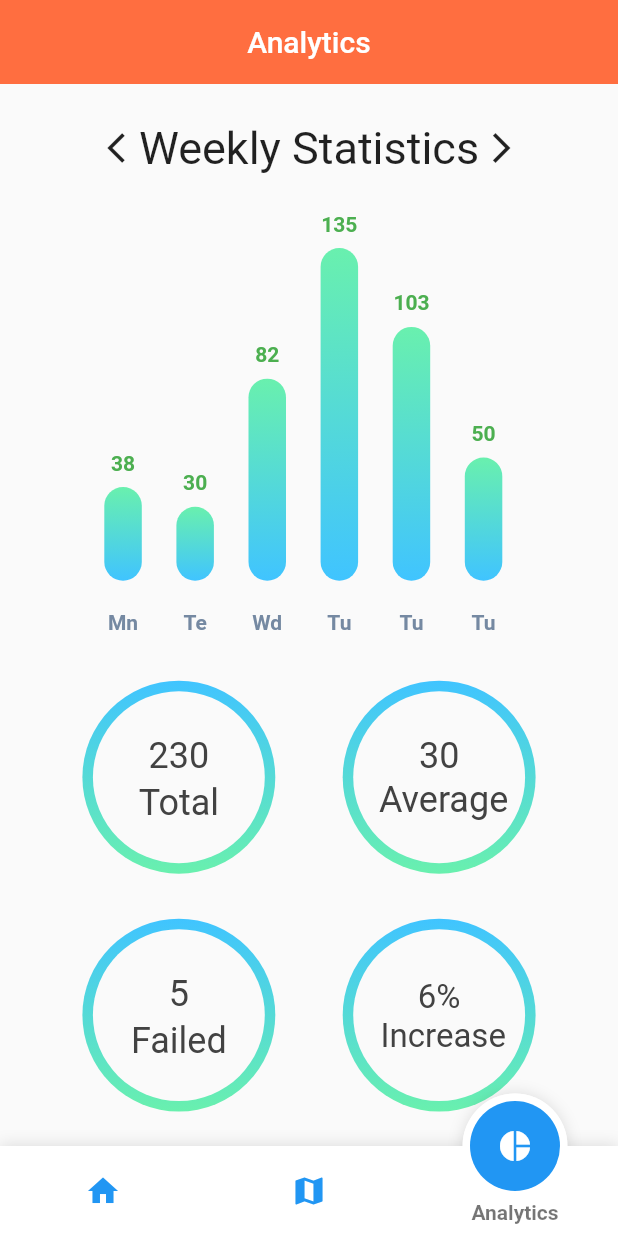
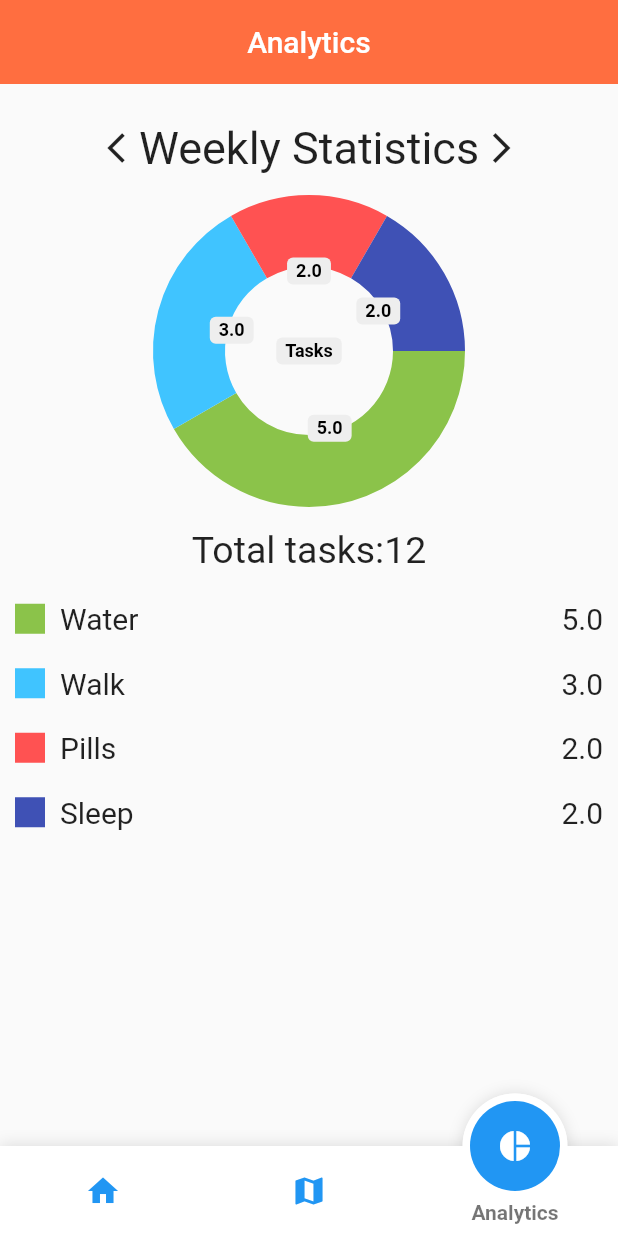
Before and after one commit to samiraliyev573/bchacks2021-juniorhelp, a Flutter app: the screen it shows after launch, item 3 of the bottom bar chosen, after a tap on the "arrow back ios" icon, on a phone screen of 412 x 824 dp. Run offline on Flutter 3.47's test engine with Material 2 defaults, Android fonts, the phone set to English and light mode, and no system bars; drawn by our look-alikes of fancy_bottom_navigation, fl_chart, pie_chart; our stand-ins replace cloud_firestore, firebase_core, flutter_datetime_picker, geolocator, google_maps_flutter; accounts and stored records are empty.

Commit message:
Pie Chart

```diff
--- a/juniorhelp/lib/screens/statistics.dart
+++ b/juniorhelp/lib/screens/statistics.dart
@@ -1,5 +1,6 @@
 import 'package:flutter/material.dart';
 import 'package:fl_chart/fl_chart.dart';
+import 'package:pie_chart/pie_chart.dart' as pc;
 
 class Statistics extends StatefulWidget{
   @override
@@ -142,34 +143,8 @@ class _StatisticsState extends State<Statistics> {
   }
 
   Widget barChart(){
-    return Column(
+    return  Column(
               children: [
-          Padding(
-            padding: EdgeInsets.only(top:25),
-            child: Row(
-                mainAxisAlignment: MainAxisAlignment.center,
-                children:[
-                  GestureDetector(
-                    onTap: () => page+1,
-                    child: Icon(Icons.arrow_back_ios_sharp),
-                  ),
-                  SizedBox(width:3),
-                  Text(
-                    "Weekly Statistics",
-                    style: TextStyle(
-                        fontSize: 30
-                    ),
-                  ),
-                  SizedBox(width:3),
-                  GestureDetector(
-                    onTap: () => page+1,
-                    child: Icon(
-                      Icons.arrow_forward_ios_sharp,
-                    ),
-                  )
-                ]
-            ),
-          ),
                 Row(
                 children: [
                   SizedBox(width:13),
@@ -330,8 +305,68 @@ class _StatisticsState extends State<Statistics> {
           );
   }
 
-  Widget pieChart(){
-    return Text("Gehbe");
+  Widget pieChartW(){
+    Map<String, double> dataMap = {
+      "Water": 5,
+      "Walk": 3,
+      "Pills": 2,
+      "Sleep": 2,
+    };
+    List<String> toDos = ["Water","Walk","Pills","Sleep"];
+    List<Color> clrs = [Colors.lightGreen,Colors.lightBlueAccent,Colors.redAccent,Colors.indigo];
+    return Column(
+      children:[
+        pc.PieChart(
+          dataMap: dataMap,
+          animationDuration: Duration(milliseconds: 300),
+          chartRadius: 160,
+          colorList: clrs,
+          chartType: pc.ChartType.ring,
+          ringStrokeWidth: 48,
+          centerText: "Tasks",
+          legendOptions: pc.LegendOptions(
+            showLegends:false
+          ),
+          chartValuesOptions: pc.ChartValuesOptions(
+            showChartValueBackground: true,
+            showChartValues: true,
+            showChartValuesInPercentage: false,
+            showChartValuesOutside: false,
+          ),
+        ),
+        SizedBox(height:30),
+        Text(
+            "Total tasks:12",
+            style: TextStyle(fontSize: 25),
+        ),
+        for(int i=0;i<clrs.length;i++)...{
+          SizedBox(height:20),
+          Row(
+              children: [
+              SizedBox(width:10),
+                Container(
+                  width: 20,
+                  height: 20,
+                  decoration: BoxDecoration(
+                    color: clrs[i]
+                  ),
+                ),
+              SizedBox(width:10),
+              Text(
+                  toDos[i],
+                  style: TextStyle(fontSize: 20)
+              ),
+              Spacer(),
+              Text(
+                  "${dataMap[toDos[i]]}",
+                  style: TextStyle(fontSize: 20)
+              ),
+                SizedBox(width:10),
+            ]
+          )
+        },
+      ]
+    );
   }
   @override
   build(BuildContext context) {
@@ -345,7 +380,46 @@ class _StatisticsState extends State<Statistics> {
         centerTitle: true,
         elevation: 0,
       ),
-      body: (page%2==0) ? barChart() : pieChart()
+      body:Column(
+          children: [
+            Padding(
+            padding: EdgeInsets.only(top:25),
+            child: Row(
+                mainAxisAlignment: MainAxisAlignment.center,
+                children:[
+                  GestureDetector(
+                    onTap: () {
+                      setState(() {
+                        page+=1;
+                      });
+                    },
+                    child: Icon(Icons.arrow_back_ios_sharp),
+                  ),
+                  SizedBox(width:3),
+                  Text(
+                    "Weekly Statistics",
+                    style: TextStyle(
+                        fontSize: 30
+                    ),
+                  ),
+                  SizedBox(width:3),
+                  GestureDetector(
+                    onTap: () {
+                      setState(() {
+                        page+=1;
+                      });
+                    },
+                    child: Icon(
+                      Icons.arrow_forward_ios_sharp,
+                    ),
+                  )
+                ]
+            ),
+          ),
+        SizedBox(height:30),
+        (page%2==0) ? barChart() : pieChartW()
+      ]
+    )
     );
   }
 }
--- a/juniorhelp/pubspec.yaml
+++ b/juniorhelp/pubspec.yaml
@@ -34,6 +34,7 @@ dependencies:
   firebase_core: ^0.5.2
   google_maps_flutter: ^1.2.0
   fl_chart: ^0.12.3
+  pie_chart: ^4.0.1
   cloud_firestore: ^0.14.3
 
 
```
Also changed, not shown: juniorhelp/pubspec.lock. Lines whose indentation alone changed are shown as unchanged.
